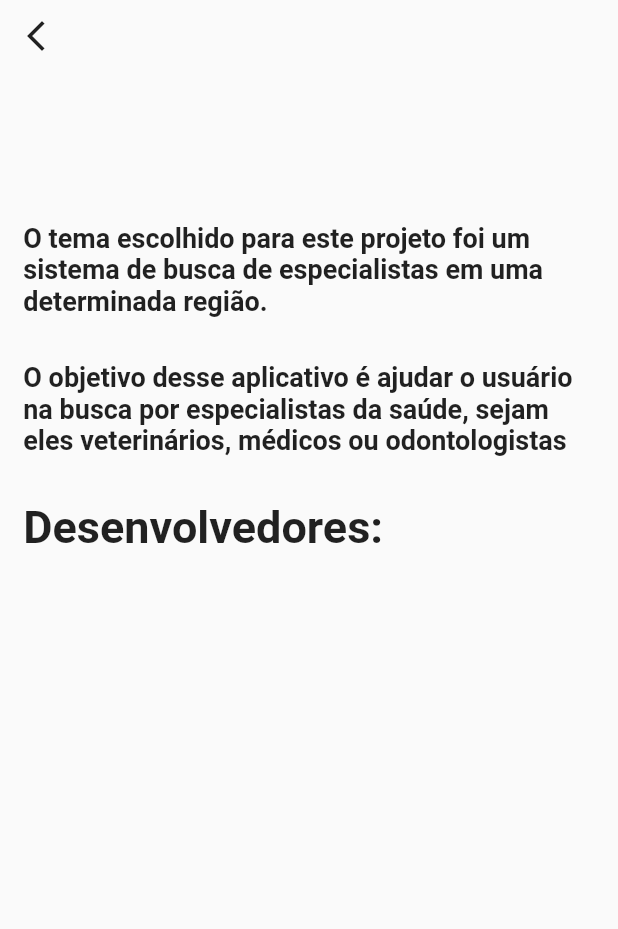
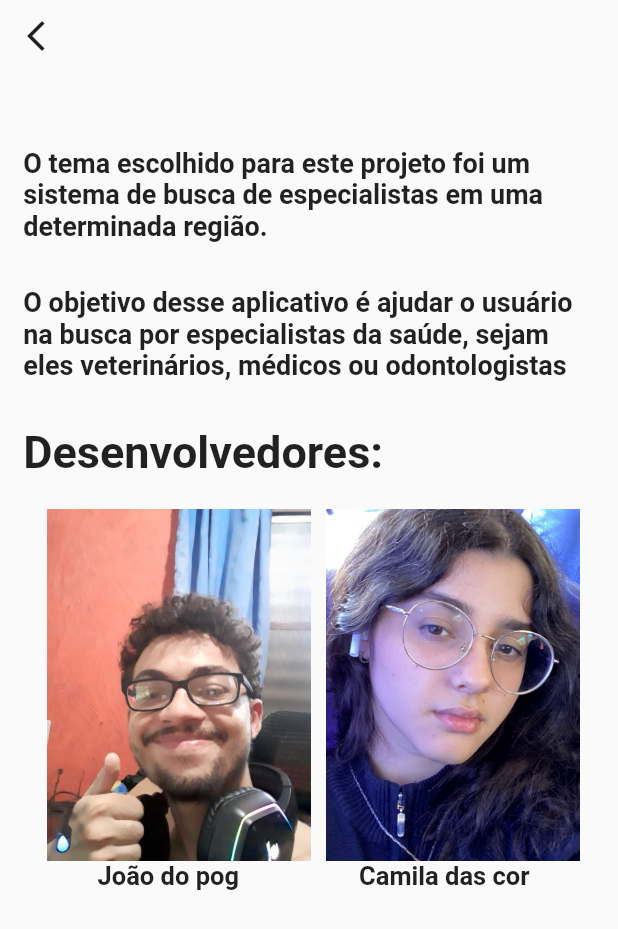
Before and after one commit to Ja1zinh0/app_medico, a Flutter app: the screen it shows after launch, on a phone screen of 412 x 824 dp. Shown: the top 929 px of the screen. Run offline on Flutter 3.47's test engine with Material 2 defaults, Android fonts, the light colour scheme and no system bars.

Commit message:
novas funcionalidades

```diff
--- a/lib/view/tela_sobre.dart
+++ b/lib/view/tela_sobre.dart
@@ -1,5 +1,7 @@
 import 'package:app_prototipo/view/tela_login.dart';
 import 'package:flutter/material.dart';
+
+import 'importar_fotos.dart';
 
 class TelaSobre extends StatefulWidget {
   const TelaSobre({super.key});
@@ -29,13 +31,13 @@ class _TelaSobreState extends State<TelaSobre> {
                         },
                         icon: const Icon(Icons.arrow_back_ios_new_outlined)
                         ),
-                  SizedBox(width: 370),
+                  const SizedBox(width: 370),
                 ],
               ),
 
           Column(
             children: [
-              const SizedBox(height: 100),
+              const SizedBox(height: 50),
               SizedBox(
                   width: MediaQuery.of(context).size.width - 25,
                   child: const Text('O tema escolhido para este projeto foi um sistema de busca de especialistas em uma determinada região.',
@@ -55,7 +57,7 @@ class _TelaSobreState extends State<TelaSobre> {
                     ),
                   ),
                 ),
-              SizedBox(height: 30),
+              const SizedBox(height: 30),
               SizedBox(
                   width: MediaQuery.of(context).size.width - 25,
                   child: const Text('Desenvolvedores: ',
@@ -65,6 +67,46 @@ class _TelaSobreState extends State<TelaSobre> {
                     ),
                   ),
                 ),
+              Column(
+                children: [
+                const SizedBox(height: 20),
+                  Row(
+                    children: [
+                      Image.asset(
+                        'assets/images/joao.png',
+                         scale: 5.5,
+                      ),
+          const SizedBox(width: 10),
+                    Image.asset(
+                     'assets/images/camila.png',
+                     scale: 6.8,
+                     ),
+                    ],
+                  ),
+              Row(
+                // ignore: prefer_const_literals_to_create_immutables
+                children: [
+                  const SizedBox(
+                      child: Text('João do pog',
+                        style: TextStyle(
+                          fontSize: 17,
+                          fontWeight: FontWeight.bold,
+                        ),
+                      ),
+                    ),
+                  const SizedBox(width: 80,),
+                    const SizedBox(
+                      child: Text('Camila das cor',
+                        style: TextStyle(
+                          fontSize: 17,
+                          fontWeight: FontWeight.bold,
+                        ),
+                      ),
+                    ),
+                ],
+              ),
+                ],
+              ),
             ],
           ),
             ],
--- a/pubspec.yaml
+++ b/pubspec.yaml
@@ -63,6 +63,8 @@ flutter:
   #   - images/a_dot_burr.jpeg
   #   - images/a_dot_ham.jpeg
 
+  assets:
+    - assets/images/
   # An image asset can refer to one or more resolution-specific "variants", see
   # https://flutter.dev/assets-and-images/#resolution-aware
 
```
Also changed, not shown: lib/view/importar_fotos.dart (added, +34 -0 lines), assets/images/camila.png (added), assets/images/joao.png (added), assets/images/logo.png (added), lib/images/camila.jpeg (deleted), lib/images/joao.jpeg (deleted), lib/images/logo.jpeg (deleted).
